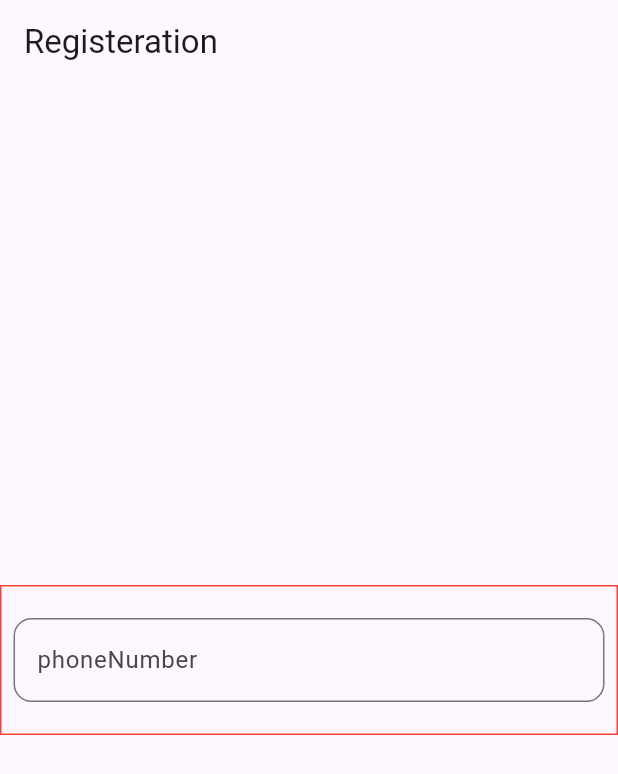
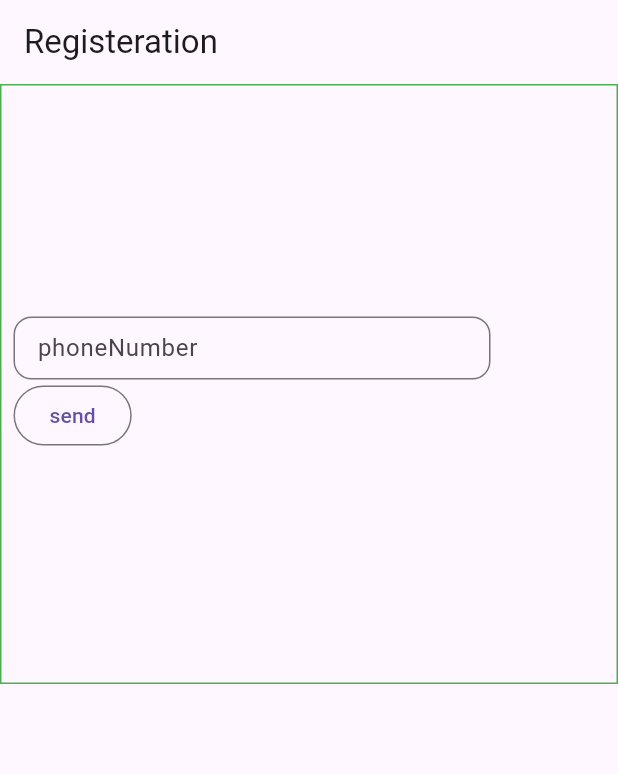
Before and after one commit to z-nt/programer_app, a Flutter app: the screen it shows after launch, on a phone screen of 412 x 824 dp. Shown: the top 774 px of the screen. Run offline on Flutter 3.47's test engine with Material 3 defaults, Android fonts, the phone set to English and light mode, and no system bars; our stand-ins replace go_router.

Commit message:
modified regis

```diff
--- a/myapp/lib/pages/registery/Login/regis.dart
+++ b/myapp/lib/pages/registery/Login/regis.dart
@@ -1,4 +1,5 @@
 import  'package:flutter/material.dart';
+import 'package:flutter/semantics.dart';
 import 'package:myapp/pages/styles/style.dart';
 import 'package:myapp/pages/widget/widget.dart';
 
@@ -13,20 +14,74 @@ class Registeration extends StatelessWidget {
             appBar:AppBar(
               title: Text('Registeration'),
             ),
-            body: Center(
-              child: Container(
-                decoration: BoxDecoration(
-                  border: Border.all(color: Colors.red)
-                ),
-                width: 600,
-                height:100,
+
+            body:  Container(
+               decoration: BoxDecoration(
+                         border: Border.all(color:Colors.green)
+                       ),
+                height: 400,
+                  foregroundDecoration: BoxDecoration(),
+                  alignment: Alignment.centerLeft,
                 child: Padding(
                   padding: const EdgeInsets.all(8.0),
-                    child: FormInput(text: 'send code to your number', name:'phoneNumber' )
+                  child: Column(
+
+                    mainAxisSize: MainAxisSize.min,
+                    children:<Widget>[
+
+                        Semantics(
+                          sortKey: OrdinalSortKey(1.0),
+                          child:  FormInput(text: 'send a code to your number', name: 'phoneNumber'),
+                        ),
+
+                        Semantics(
+                          sortKey: OrdinalSortKey(2.0),
+                          child:  ButtonWidget( name: 'send'),
+                        )
+
+
+
+
+
+
+
+                    ],
+                  ),
                 ),
-              ),
+
+
+
             ),
 
+
+
+
+
+            // body: Container(
+            //   // child: Column(
+            //   //   children:<Widget>[
+
+            //   //       Container(
+            //   //         decoration: BoxDecoration(
+            //   //           border: Border.all(color:Colors.red)
+            //   //         ),
+            //   //         width: 600,
+            //   //         height: 200,
+            //   //         child: Padding(
+            //   //           padding: const EdgeInsets.all(8.0),
+            //   //           child: const ButtonWidget(name: 'send')
+            //   //         ),
+            //   //     ),
+
+
+
+
+
+            //   //   ],
+
+
+            //   ),
+            // ),
       );
   }
 
--- a/myapp/lib/pages/widget/widget.dart
+++ b/myapp/lib/pages/widget/widget.dart
@@ -2,36 +2,91 @@
 
 import 'package:flutter/material.dart';
 
-class FormInput extends StatelessWidget {
-  final String name;
-  final String text;
 
 
 
-const FormInput ({ super.key ,   required  this.text ,  required  this.name});
+// ///form input widget
+// class FormInput extends StatelessWidget {
+//   final String name;
+//   final String text;
+// const FormInput ({ super.key ,   required  this.text ,  required  this.name});
 
-  @override
+//   @override
+//   Widget build(BuildContext context) {
+//       return Center(
+//         child: Column(mainAxisAlignment: MainAxisAlignment.center, children: [
+//               TextFormField(
+//                 textAlign: TextAlign.center,
+//                 decoration:InputDecoration(
+//                     border: OutlineInputBorder(
+//                       borderRadius: BorderRadius.circular(12),
+//                     ),
+//                   hintText: text,
+//                   labelText: name
+//                 ) ,
+//               )
+//         ],),
+
+//       );
+//   }
+// }
+
+// ///button widget
+class ButtonWidget extends StatelessWidget {
+
+    final String name;
+
+const ButtonWidget ({super.key , required this.name});
+
+@override
   Widget build(BuildContext context) {
+
       return Center(
-        child: Column(mainAxisAlignment: MainAxisAlignment.center, children: [
-              TextFormField(
-                textAlign: TextAlign.center,
-                decoration:InputDecoration(
-                    border: OutlineInputBorder(
-                      borderRadius: BorderRadius.circular(12),
-                    ),
-                  hintText: text,
-                  labelText: name
-                ) ,
-              )
-        ],),
+        child: Row(   children: [
+          OutlinedButton(
+            style: ButtonStyle(
 
+            ),
+              onPressed: (){},
+              child: Text(name),
+          ),
+        ], ),
       );
 
 
   }
+}
+
+///button widget
+class FormInput extends StatelessWidget {
+     final String name;
+  final String text;
+const FormInput ({ super.key ,   required  this.text ,  required  this.name});
+@override
+  Widget build(BuildContext context) {
+      return Center(
+
+                child: Row(
+
+                  children: [
+                    SizedBox(
+                      width: 318,
+                      height: 42,
+                      child: TextFormField(
+                        textAlign: TextAlign.left,
+                        decoration: InputDecoration(
+                          border: OutlineInputBorder(
+                            borderRadius: BorderRadius.circular(12)
+                          ),
+                            hintText: text,
+                            labelText: name
+                        ),
+                      ),
+                    ),
+                  ],
+                ),
+      );
 
 
-
-
+  }
 }
```
